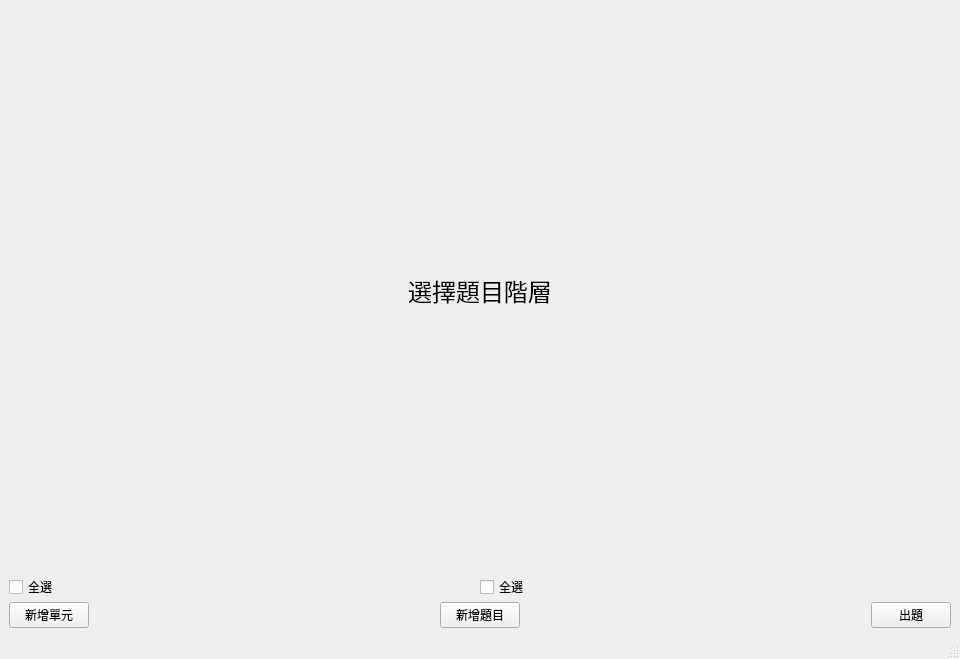
Before: the Qt Designer form view/UI/Select_Question_UI.ui in allen880612/Question-Database-System, drawn with Qt 5.
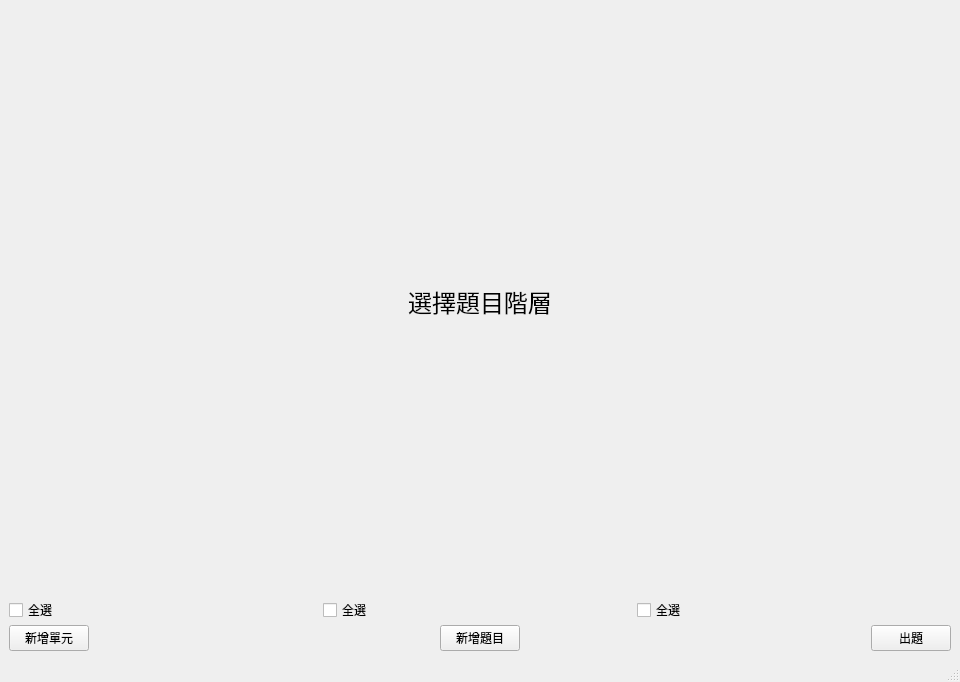
After: the same form once the commit is applied.

The edit to the form file:
```diff
--- a/view/UI/Select_Question_UI.ui
+++ b/view/UI/Select_Question_UI.ui
@@ -7,7 +7,7 @@
     <x>0</x>
     <y>0</y>
     <width>960</width>
-    <height>659</height>
+    <height>682</height>
    </rect>
   </property>
   <property name="windowTitle">
@@ -138,6 +138,13 @@
           </property>
          </widget>
         </item>
+        <item row="0" column="2">
+         <widget class="QCheckBox" name="checkBox_level3_selectAll">
+          <property name="text">
+           <string>全選</string>
+          </property>
+         </widget>
+        </item>
        </layout>
       </item>
      </layout>
```
